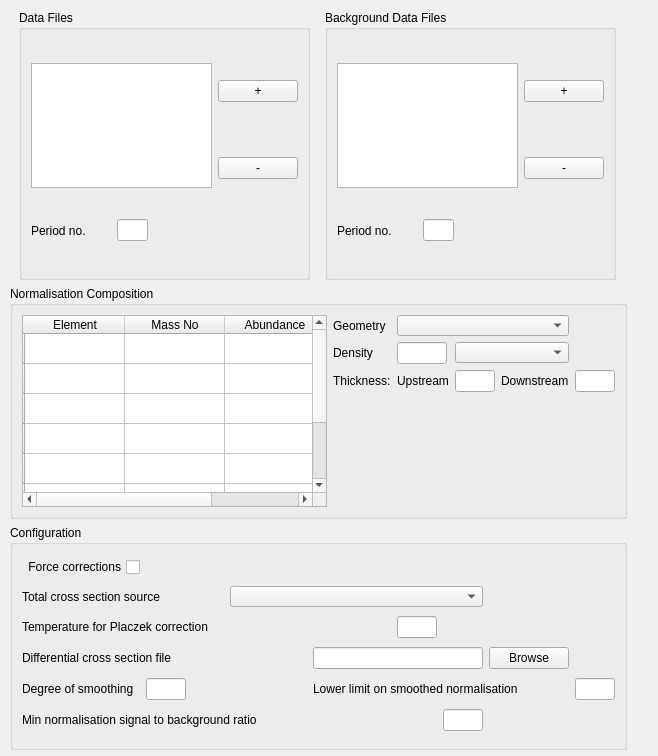
Before: the Qt Designer form src/gui/widgets/ui_files/normalisationWidget.ui in disorderedmaterials/GudPy, drawn with Qt 5.
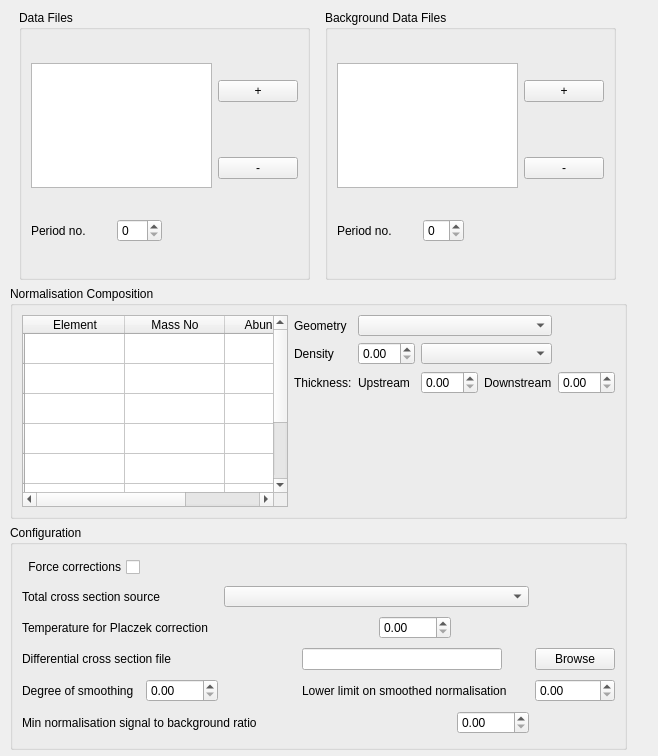
After: the same form once the commit is applied.

Commit message: Update UI file of NormalistionWidget to use QSpinBox and QDoubleSpinBox.

What changed in the file:
```diff
--- a/src/gui/widgets/ui_files/normalisationWidget.ui
+++ b/src/gui/widgets/ui_files/normalisationWidget.ui
@@ -13,7 +13,7 @@
   <property name="windowTitle">
    <string>Form</string>
   </property>
-  <widget class="QWidget" name="">
+  <widget class="QWidget" name="layoutWidget">
    <property name="geometry">
     <rect>
      <x>10</x>
@@ -99,14 +99,7 @@
           </widget>
          </item>
          <item row="2" column="1">
-          <widget class="QLineEdit" name="periodNoLineEdit">
-           <property name="maximumSize">
-            <size>
-             <width>31</width>
-             <height>16777215</height>
-            </size>
-           </property>
-          </widget>
+          <widget class="QSpinBox" name="periodNoSpinBox"/>
          </item>
         </layout>
        </widget>
@@ -129,16 +122,6 @@
          <string>Background Data Files</string>
         </property>
         <layout class="QGridLayout" name="gridLayout_2">
-         <item row="0" column="0" rowspan="2" colspan="5">
-          <widget class="QListWidget" name="backgroundDataFilesList">
-           <property name="minimumSize">
-            <size>
-             <width>181</width>
-             <height>101</height>
-            </size>
-           </property>
-          </widget>
-         </item>
          <item row="2" column="0">
           <widget class="QLabel" name="backgroundPeriodNoLabel">
            <property name="minimumSize">
@@ -158,7 +141,17 @@
            </property>
           </widget>
          </item>
-         <item row="0" column="5">
+         <item row="0" column="0" rowspan="2" colspan="4">
+          <widget class="QListWidget" name="backgroundDataFilesList">
+           <property name="minimumSize">
+            <size>
+             <width>181</width>
+             <height>101</height>
+            </size>
+           </property>
+          </widget>
+         </item>
+         <item row="0" column="4">
           <widget class="QPushButton" name="addBackgroundDataFileButton">
            <property name="sizePolicy">
             <sizepolicy hsizetype="Fixed" vsizetype="Fixed">
@@ -171,7 +164,7 @@
            </property>
           </widget>
          </item>
-         <item row="1" column="5">
+         <item row="1" column="4">
           <widget class="QPushButton" name="removeBackgroundDataFileButton">
            <property name="sizePolicy">
             <sizepolicy hsizetype="Fixed" vsizetype="Fixed">
@@ -185,14 +178,7 @@
           </widget>
          </item>
          <item row="2" column="1">
-          <widget class="QLineEdit" name="backgroundPeriodNoLineEdit">
-           <property name="maximumSize">
-            <size>
-             <width>31</width>
-             <height>16777215</height>
-            </size>
-           </property>
-          </widget>
+          <widget class="QSpinBox" name="backgroundPerionNoSpinBox"/>
          </item>
         </layout>
        </widget>
@@ -205,64 +191,8 @@
        <string>Normalisation Composition</string>
       </property>
       <layout class="QGridLayout" name="gridLayout_5">
-       <item row="0" column="0" rowspan="4">
-        <widget class="QTableWidget" name="normalisationCompositionTable">
-         <row>
-          <property name="text">
-           <string/>
-          </property>
-         </row>
-         <row>
-          <property name="text">
-           <string/>
-          </property>
-         </row>
-         <row>
-          <property name="text">
-           <string/>
-          </property>
-         </row>
-         <row>
-          <property name="text">
-           <string/>
-          </property>
-         </row>
-         <row>
-          <property name="text">
-           <string/>
-          </property>
-         </row>
-         <row>
-          <property name="text">
-           <string/>
-          </property>
-         </row>
-         <row>
-          <property name="text">
-           <string/>
-          </property>
-         </row>
-         <row>
-          <property name="text">
-           <string/>
-          </property>
-         </row>
-         <column>
-          <property name="text">
-           <string>Element</string>
-          </property>
-         </column>
-         <column>
-          <property name="text">
-           <string>Mass No</string>
-          </property>
-         </column>
-         <column>
-          <property name="text">
-           <string>Abundance</string>
-          </property>
-         </column>
-        </widget>
+       <item row="1" column="2">
+        <widget class="QDoubleSpinBox" name="densitySpinBox"/>
        </item>
        <item row="0" column="1">
         <widget class="QLabel" name="geometryLabel">
@@ -281,29 +211,6 @@
          </property>
         </widget>
        </item>
-       <item row="1" column="1">
-        <widget class="QLabel" name="densityLabel">
-         <property name="text">
-          <string>Density</string>
-         </property>
-        </widget>
-       </item>
-       <item row="1" column="2">
-        <widget class="QLineEdit" name="densityLineEdit">
-         <property name="sizePolicy">
-          <sizepolicy hsizetype="Fixed" vsizetype="Fixed">
-           <horstretch>0</horstretch>
-           <verstretch>0</verstretch>
-          </sizepolicy>
-         </property>
-         <property name="maximumSize">
-          <size>
-           <width>50</width>
-           <height>16777215</height>
-          </size>
-         </property>
-        </widget>
-       </item>
        <item row="1" column="3" colspan="2">
         <widget class="QComboBox" name="densityUnitsComboBox">
          <property name="maximumSize">
@@ -314,13 +221,6 @@
          </property>
         </widget>
        </item>
-       <item row="2" column="1">
-        <widget class="QLabel" name="thicknessLabel">
-         <property name="text">
-          <string>Thickness:</string>
-         </property>
-        </widget>
-       </item>
        <item row="2" column="2">
         <widget class="QLabel" name="upstreamLabel">
          <property name="text">
@@ -328,19 +228,76 @@
          </property>
         </widget>
        </item>
-       <item row="2" column="3">
-        <widget class="QLineEdit" name="upstreamLineEdit">
-         <property name="sizePolicy">
-          <sizepolicy hsizetype="Maximum" vsizetype="Fixed">
-           <horstretch>0</horstretch>
-           <verstretch>0</verstretch>
-          </sizepolicy>
+       <item row="2" column="1">
+        <widget class="QLabel" name="thicknessLabel">
+         <property name="text">
+          <string>Thickness:</string>
          </property>
-         <property name="maximumSize">
-          <size>
-           <width>40</width>
-           <height>16777215</height>
-          </size>
+        </widget>
+       </item>
+       <item row="0" column="0" rowspan="4">
+        <widget class="QTableWidget" name="normalisationCompositionTable">
+         <row>
+          <property name="text">
+           <string/>
+          </property>
+         </row>
+         <row>
+          <property name="text">
+           <string/>
+          </property>
+         </row>
+         <row>
+          <property name="text">
+           <string/>
+          </property>
+         </row>
+         <row>
+          <property name="text">
+           <string/>
+          </property>
+         </row>
+         <row>
+          <property name="text">
+           <string/>
+          </property>
+         </row>
+         <row>
+          <property name="text">
+           <string/>
+          </property>
+         </row>
+         <row>
+          <property name="text">
+           <string/>
+          </property>
+         </row>
+         <row>
+          <property name="text">
+           <string/>
+          </property>
+         </row>
+         <column>
+          <property name="text">
+           <string>Element</string>
+          </property>
+         </column>
+         <column>
+          <property name="text">
+           <string>Mass No</string>
+          </property>
+         </column>
+         <column>
+          <property name="text">
+           <string>Abundance</string>
+          </property>
+         </column>
+        </widget>
+       </item>
+       <item row="1" column="1">
+        <widget class="QLabel" name="densityLabel">
+         <property name="text">
+          <string>Density</string>
          </property>
         </widget>
        </item>
@@ -351,21 +308,11 @@
          </property>
         </widget>
        </item>
+       <item row="2" column="3">
+        <widget class="QDoubleSpinBox" name="upstreamSpinBox"/>
+       </item>
        <item row="2" column="5">
-        <widget class="QLineEdit" name="downstreamLineEdit">
-         <property name="sizePolicy">
-          <sizepolicy hsizetype="Fixed" vsizetype="Fixed">
-           <horstretch>0</horstretch>
-           <verstretch>0</verstretch>
-          </sizepolicy>
-         </property>
-         <property name="maximumSize">
-          <size>
-           <width>40</width>
-           <height>16777215</height>
-          </size>
-         </property>
-        </widget>
+        <widget class="QDoubleSpinBox" name="downstreamSpinBox"/>
        </item>
       </layout>
      </widget>
@@ -376,6 +323,12 @@
        <string>Configuration</string>
       </property>
       <layout class="QGridLayout" name="gridLayout_3">
+       <item row="2" column="4">
+        <widget class="QDoubleSpinBox" name="placzekCorrectionSpinBox"/>
+       </item>
+       <item row="5" column="1">
+        <widget class="QDoubleSpinBox" name="smoothingDegreeSpinBox"/>
+       </item>
        <item row="1" column="0" colspan="2">
         <widget class="QLabel" name="totalCrossSectionLabel">
          <property name="text">
@@ -400,22 +353,6 @@
          </property>
         </widget>
        </item>
-       <item row="2" column="4">
-        <widget class="QLineEdit" name="placzekCorrectionLineEdit">
-         <property name="sizePolicy">
-          <sizepolicy hsizetype="Maximum" vsizetype="Fixed">
-           <horstretch>0</horstretch>
-           <verstretch>0</verstretch>
-          </sizepolicy>
-         </property>
-         <property name="maximumSize">
-          <size>
-           <width>40</width>
-           <height>16777215</height>
-          </size>
-         </property>
-        </widget>
-       </item>
        <item row="3" column="0" colspan="3">
         <widget class="QLabel" name="differentialCrossSectionFileLabel">
          <property name="text">
@@ -452,7 +389,7 @@
          </property>
         </widget>
        </item>
-       <item row="4" column="0">
+       <item row="5" column="0">
         <widget class="QLabel" name="smoothingDegreeLabel">
          <property name="maximumSize">
           <size>
@@ -465,68 +402,13 @@
          </property>
         </widget>
        </item>
-       <item row="4" column="1" colspan="2">
-        <widget class="QLineEdit" name="smoothingDegreeLineEdit">
-         <property name="sizePolicy">
-          <sizepolicy hsizetype="Maximum" vsizetype="Fixed">
-           <horstretch>0</horstretch>
-           <verstretch>0</verstretch>
-          </sizepolicy>
-         </property>
-         <property name="maximumSize">
-          <size>
-           <width>40</width>
-           <height>16777215</height>
-          </size>
-         </property>
-        </widget>
-       </item>
-       <item row="4" column="3" colspan="4">
-        <widget class="QLabel" name="lowerLimitSmoothingLabel">
-         <property name="text">
-          <string>Lower limit on smoothed normalisation</string>
-         </property>
-        </widget>
-       </item>
-       <item row="4" column="7">
-        <widget class="QLineEdit" name="lowerLimitSmoothingLineEdit">
-         <property name="sizePolicy">
-          <sizepolicy hsizetype="Maximum" vsizetype="Fixed">
-           <horstretch>0</horstretch>
-           <verstretch>0</verstretch>
-          </sizepolicy>
-         </property>
-         <property name="maximumSize">
-          <size>
-           <width>40</width>
-           <height>16777215</height>
-          </size>
-         </property>
-        </widget>
-       </item>
-       <item row="5" column="0" colspan="5">
+       <item row="6" column="0" colspan="5">
         <widget class="QLabel" name="minNormalisationSignalLabel">
          <property name="text">
           <string>Min normalisation signal to background ratio</string>
          </property>
         </widget>
        </item>
-       <item row="5" column="5">
-        <widget class="QLineEdit" name="minNormalisationSignalLineEdit">
-         <property name="sizePolicy">
-          <sizepolicy hsizetype="Maximum" vsizetype="Fixed">
-           <horstretch>0</horstretch>
-           <verstretch>0</verstretch>
-          </sizepolicy>
-         </property>
-         <property name="maximumSize">
-          <size>
-           <width>40</width>
-           <height>16777215</height>
-          </size>
-         </property>
-        </widget>
-       </item>
        <item row="0" column="0">
         <widget class="QCheckBox" name="forceCorrectionsCheckBox">
          <property name="layoutDirection">
@@ -537,6 +419,19 @@
          </property>
         </widget>
        </item>
+       <item row="5" column="3" colspan="3">
+        <widget class="QLabel" name="lowerLimitSmoothingLabel">
+         <property name="text">
+          <string>Lower limit on smoothed normalisation</string>
+         </property>
+        </widget>
+       </item>
+       <item row="5" column="6">
+        <widget class="QDoubleSpinBox" name="lowerLimitSmoothingSpinBox"/>
+       </item>
+       <item row="6" column="5">
+        <widget class="QDoubleSpinBox" name="minNormalisationSignalSpinBox"/>
+       </item>
       </layout>
      </widget>
     </item>
```
